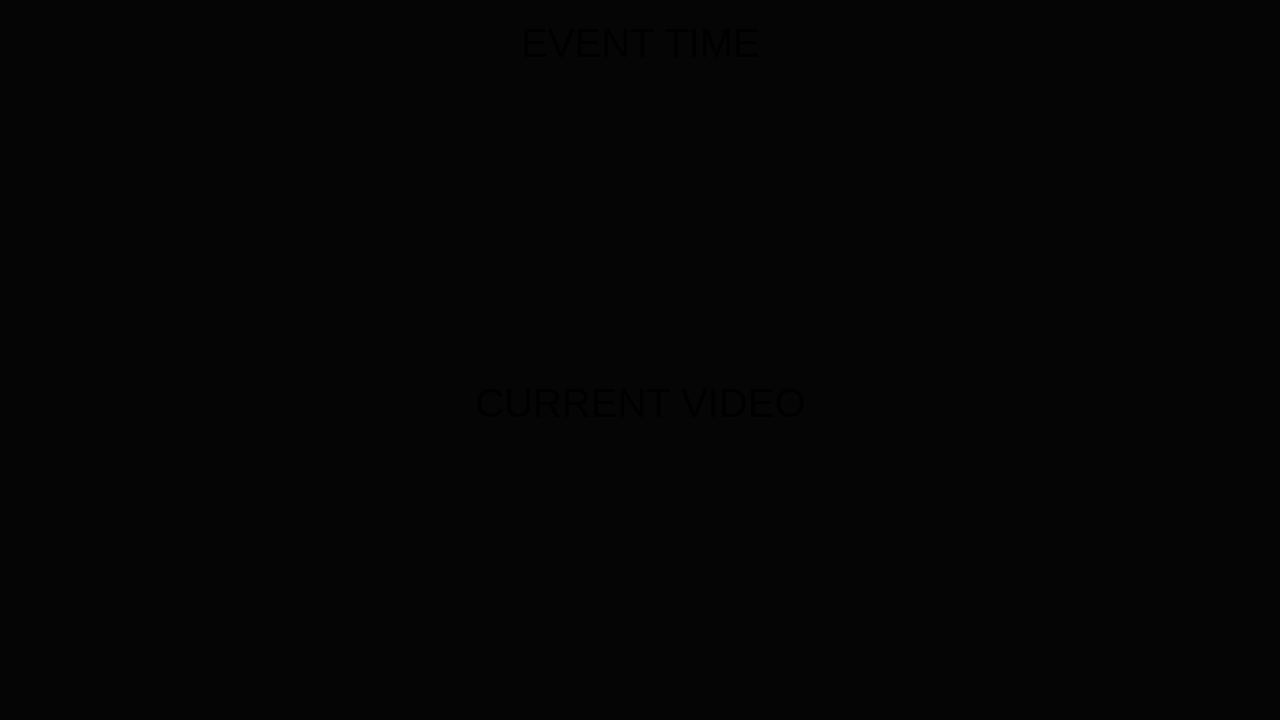
First picture: the form in src/mainwindow.ui, repository petrix/timer, before the edit.
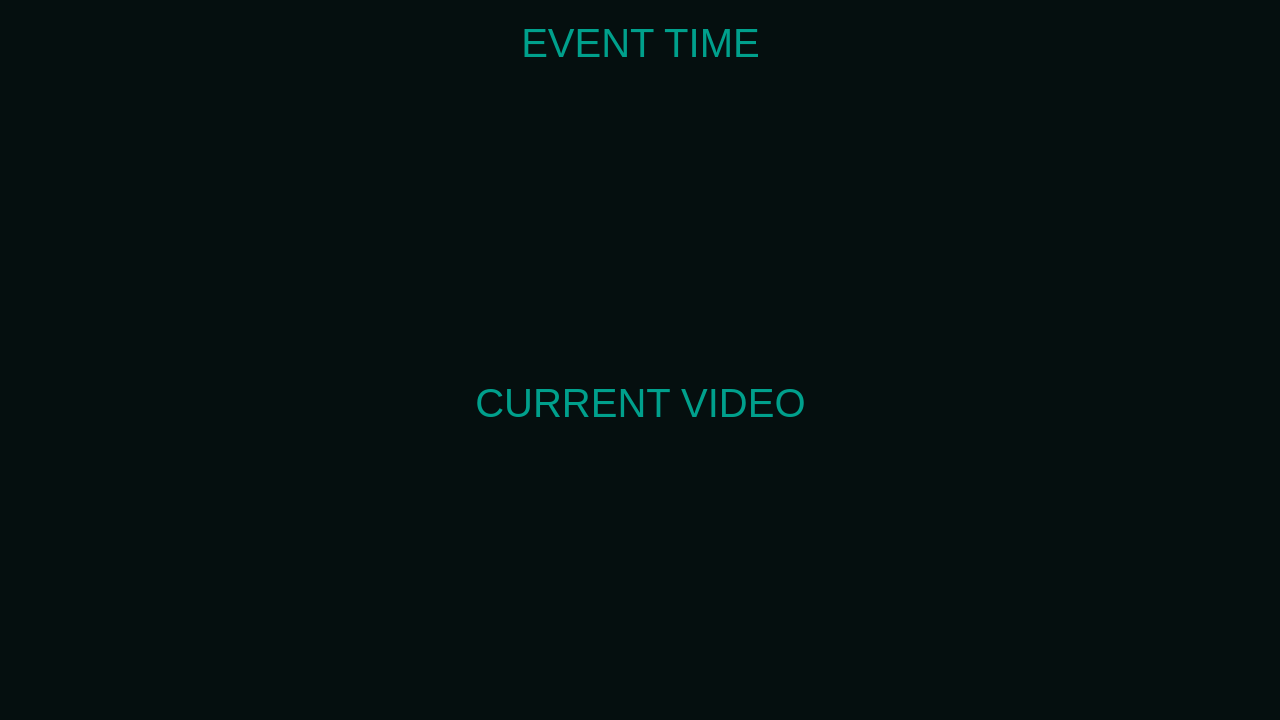
Second picture: the form after the edit. Icons and pictures are not drawn.

```diff
--- a/src/mainwindow.ui
+++ b/src/mainwindow.ui
@@ -14,10 +14,11 @@
    <string>Timer</string>
   </property>
   <property name="styleSheet">
-   <string notr="true">background-color: rgb(5, 5, 5);
+   <string notr="true">background-color: rgb(5, 15, 15);
 border-width: 0;
 font: 30pt;
-color:QColor(100, 100, 140);</string>
+color:rgb(0, 160, 140);
+	  </string>
   </property>
   <layout class="QGridLayout" name="_1">
    <property name="leftMargin">
```
Left out of the diff: 2 changed lines with no effect on the pictures.
